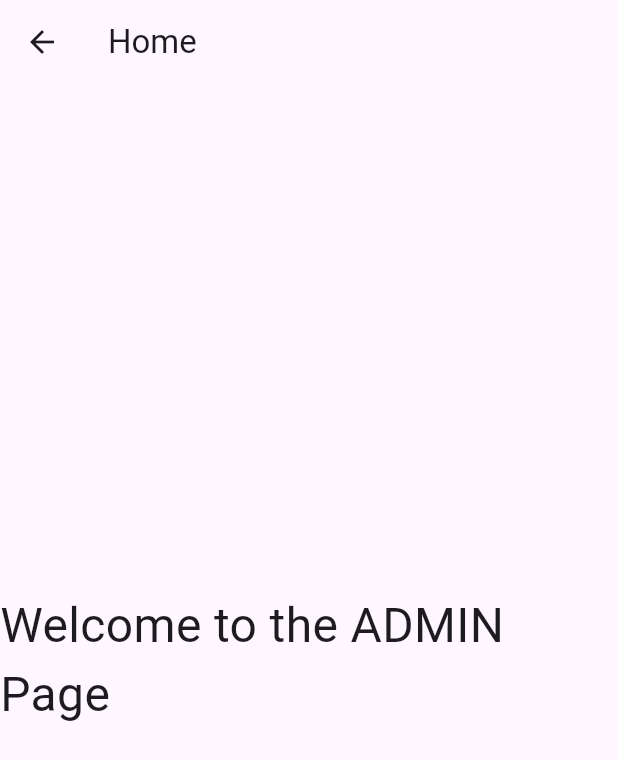
After one commit to bibboo01/Flut_Node, a Flutter app: the Admin_page screen opened by its route, on a phone screen of 412 x 824 dp. The commit adds this screen. Shown: the top 760 px of the screen. Run offline on Flutter 3.47's test engine with Material 3 defaults, Android fonts, the phone set to English and light mode, and no system bars.

Commit message:
first commit

```diff
--- a/flutter_lab1/lib/main.dart
+++ b/flutter_lab1/lib/main.dart
@@ -2,6 +2,8 @@ import 'package:flutter/material.dart';
 import './page/homepage.dart';
 import './page/register_page.dart';
 import './page/login_page.dart';
+import './page/admin_page.dart';
+import './page/user_page.dart';
 
 void main() {
   runApp(MyApp());
@@ -21,6 +23,8 @@ class MyApp extends StatelessWidget {
         '/': (context) => HomePage(),
         '/register': (context) => RegisterPage(),
         '/login': (context) => LoginPage(),
+        '/admin_page': (context) => Admin_page(),
+        '/user_page': (context) => User_page(),
       },
     );
   }
--- /dev/null
+++ b/flutter_lab1/lib/model/Product_model.dart
@@ -0,0 +1,37 @@
+// To parse this JSON data, do
+//
+//     final welcome = welcomeFromJson(jsonString);
+
+import 'dart:convert';
+
+Welcome welcomeFromJson(String str) => Welcome.fromJson(json.decode(str));
+
+String welcomeToJson(Welcome data) => json.encode(data.toJson());
+
+class Welcome {
+    String productName;
+    String productType;
+    String price;
+    String unit;
+
+    Welcome({
+        required this.productName,
+        required this.productType,
+        required this.price,
+        required this.unit,
+    });
+
+    factory Welcome.fromJson(Map<String, dynamic> json) => Welcome(
+        productName: json["product_name"],
+        productType: json["product_type"],
+        price: json["price"],
+        unit: json["unit"],
+    );
+
+    Map<String, dynamic> toJson() => {
+        "product_name": productName,
+        "product_type": productType,
+        "price": price,
+        "unit": unit,
+    };
+}
--- /dev/null
+++ b/flutter_lab1/lib/page/admin_page.dart
@@ -0,0 +1,18 @@
+import 'package:flutter/material.dart';
+
+class Admin_page extends StatelessWidget {
+  @override
+  Widget build(BuildContext context) {
+    return Scaffold(
+      appBar: AppBar(title: Text('Home')),
+      body: Center(
+        child: Column(
+          mainAxisAlignment: MainAxisAlignment.center,
+          children: <Widget>[
+            Text('Welcome to the ADMIN Page',style: TextStyle(fontSize: 32),),
+          ],
+        ),
+      ),
+    );
+  }
+}
--- /dev/null
+++ b/flutter_lab1/lib/page/user_page.dart
@@ -0,0 +1,18 @@
+import 'package:flutter/material.dart';
+
+class User_page extends StatelessWidget {
+  @override
+  Widget build(BuildContext context) {
+    return Scaffold(
+      appBar: AppBar(title: Text('Home')),
+      body: Center(
+        child: Column(
+          mainAxisAlignment: MainAxisAlignment.center,
+          children: <Widget>[
+            Text('Welcome to the User Page',style: TextStyle(fontSize: 32),),
+          ],
+        ),
+      ),
+    );
+  }
+}
```
Also changed, not shown: flutter_lab1/lib/controllers/Product_service.dart (added, +7 -0 lines), flutter_lab1/lib/controllers/auth_sevice.dart (+25 -4 lines), flutter_lab1/lib/model/user_model.dart (+5 -5 lines), flutter_lab1/lib/page/homepage.dart (+7 -6 lines), flutter_lab1/lib/page/login_page.dart (+25 -24 lines), flutter_lab1/lib/page/register_page.dart (+19 -5 lines).
